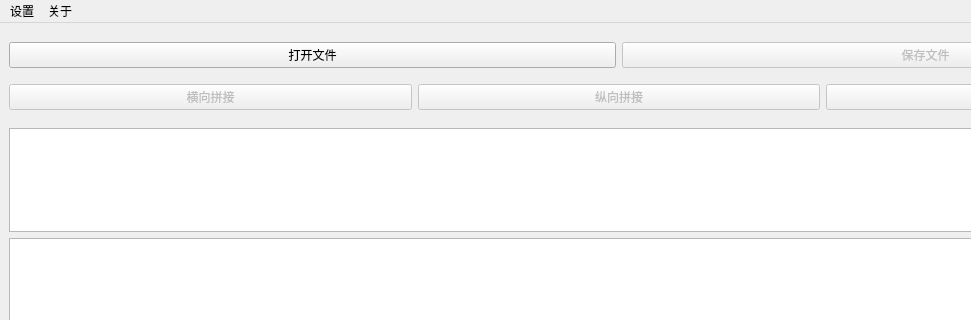
Qt form mainwindow.ui (JKWTCN/ImageSplicing) before a commit; both pictures show x 0 to 971 and y 0 to 320 of the 1366 by 768 pixel window.
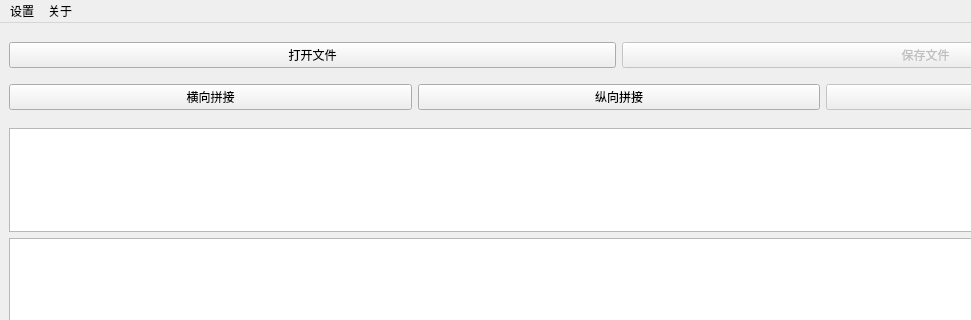
The same form after that commit.

```diff
--- a/mainwindow.ui
+++ b/mainwindow.ui
@@ -45,7 +45,7 @@
           <item>
            <widget class="QPushButton" name="pushButton_horizontalSplicing">
             <property name="enabled">
-             <bool>false</bool>
+             <bool>true</bool>
             </property>
             <property name="text">
              <string>横向拼接</string>
@@ -55,7 +55,7 @@
           <item>
            <widget class="QPushButton" name="pushButton_verticalSplicing">
             <property name="enabled">
-             <bool>false</bool>
+             <bool>true</bool>
             </property>
             <property name="text">
              <string>纵向拼接</string>
```
Left out of the diff: 2 changed lines with no effect on the pictures.
